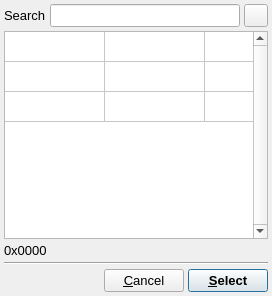
Before: the Qt Designer form src/gui/selectsymbol.ui in trisyoungs/uchroma, drawn with Qt 5.
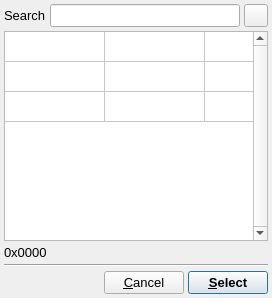
After: the same form once the commit is applied. Icons and pictures are not drawn.

Diff of the .ui file:
```diff
--- a/src/gui/selectsymbol.ui
+++ b/src/gui/selectsymbol.ui
@@ -10,7 +10,7 @@
     <x>0</x>
     <y>0</y>
     <width>272</width>
-    <height>296</height>
+    <height>298</height>
    </rect>
   </property>
   <property name="sizePolicy">
```
Left out of the diff: 7 changed lines with no effect on the pictures.
